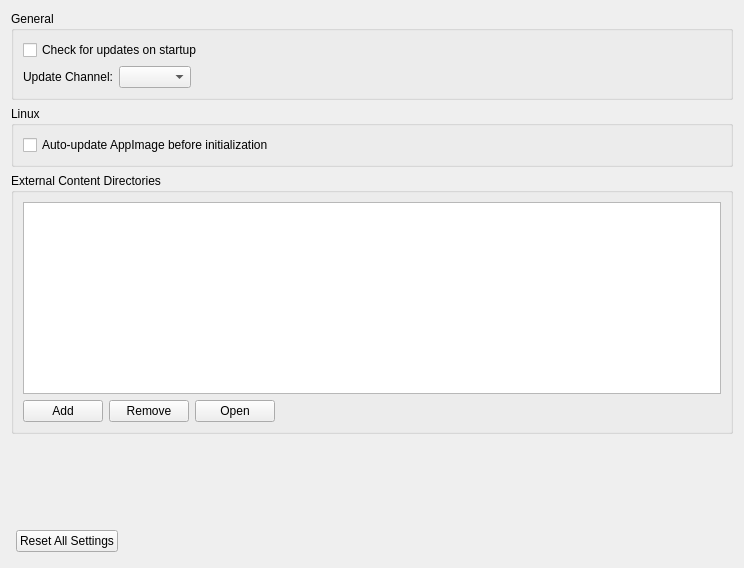
The window that src/citron/configuration/configure_general.ui (nguyenjessica-lgtm/Citron) describes before a commit, drawn with Qt 5.
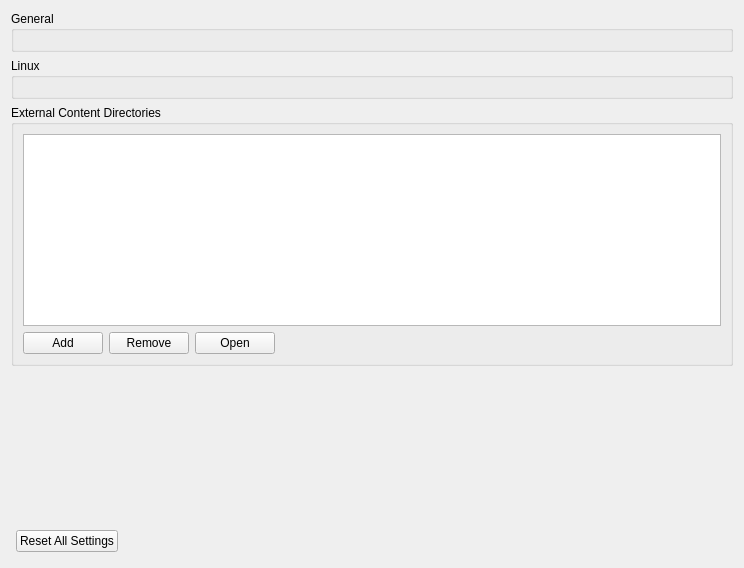
The same window after the commit.

Commit message: Remove auto-updater and setup wizard

```diff
--- a/src/citron/configuration/configure_general.ui
+++ b/src/citron/configuration/configure_general.ui
@@ -40,53 +40,6 @@
            <property name="bottomMargin">
             <number>0</number>
            </property>
-            <item>
-             <widget class="QCheckBox" name="check_for_updates_checkbox">
-              <property name="text">
-               <string>Check for updates on startup</string>
-              </property>
-             </widget>
-            </item>
-            <item>
-             <layout class="QHBoxLayout" name="update_channel_layout">
-              <item>
-               <widget class="QLabel" name="update_channel_label">
-                <property name="text">
-                 <string>Update Channel:</string>
-                </property>
-               </widget>
-              </item>
-              <item>
-               <widget class="QComboBox" name="update_channel_combo">
-                <property name="maximumSize">
-                 <size>
-                  <width>200</width>
-                  <height>16777215</height>
-                 </size>
-                </property>
-                <property name="sizePolicy">
-                 <sizepolicy hsizetype="Preferred" vsizetype="Fixed">
-                  <horstretch>0</horstretch>
-                  <verstretch>0</verstretch>
-                 </sizepolicy>
-                </property>
-               </widget>
-              </item>
-              <item>
-               <spacer name="update_channel_spacer">
-                <property name="orientation">
-                 <enum>Qt::Horizontal</enum>
-                </property>
-                <property name="sizeHint" stdset="0">
-                 <size>
-                  <width>40</width>
-                  <height>20</height>
-                 </size>
-                </property>
-               </spacer>
-              </item>
-             </layout>
-            </item>
           </layout>
          </widget>
         </item>
@@ -114,13 +67,6 @@
            <property name="bottomMargin">
             <number>0</number>
            </property>
-           <item>
-            <widget class="QCheckBox" name="auto_update_before_init_checkbox">
-             <property name="text">
-              <string>Auto-update AppImage before initialization</string>
-             </property>
-            </widget>
-           </item>
           </layout>
          </widget>
         </item>
```
The commit also changes 21 other files.
